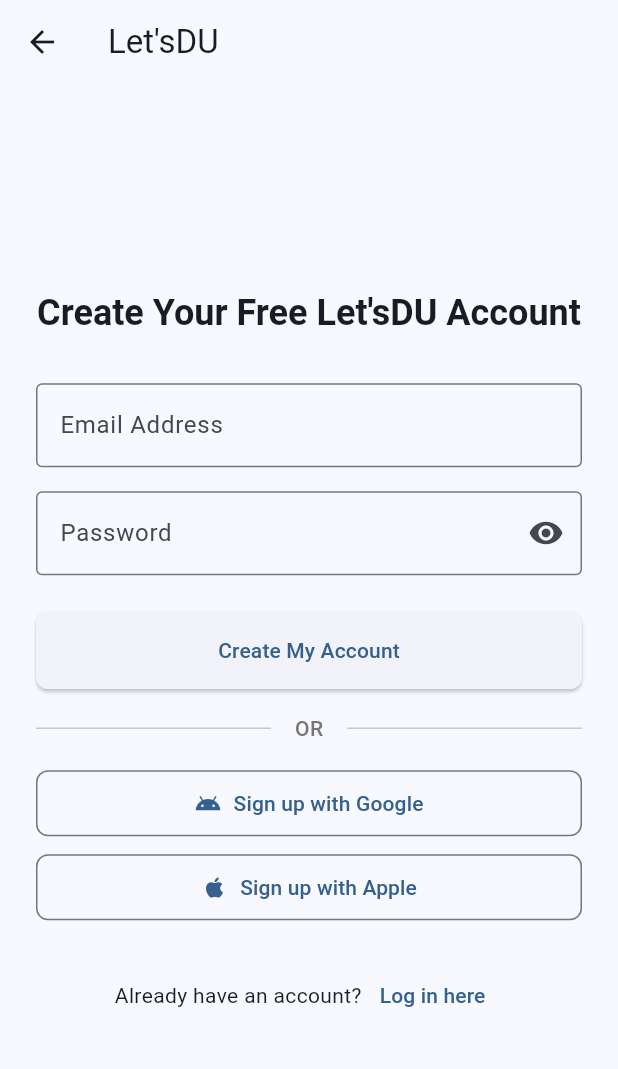
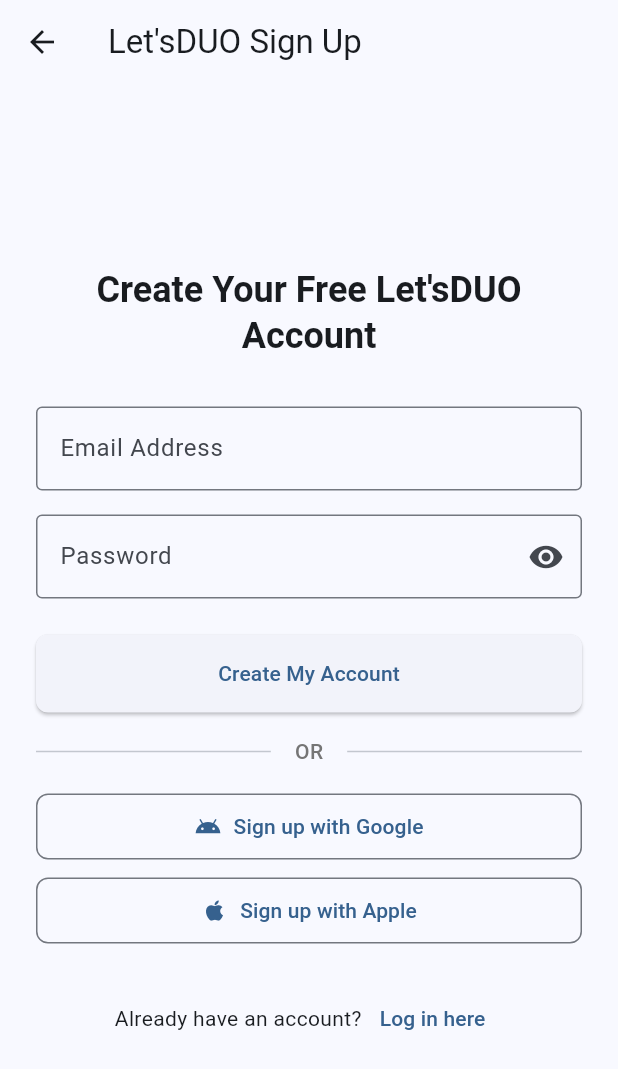
Before and after one commit to MBayezid/LetsDUO, a Flutter app: the SignUpPage screen opened by its route, on a phone screen of 412 x 824 dp. Shown: the top 1069 px of the screen. Run offline on Flutter 3.47's test engine with Material 3 defaults, Android fonts, the phone set to English and light mode, and no system bars.

Commit message:
typing mistakes fixed

```diff
--- a/lib/screens/signup_page.dart
+++ b/lib/screens/signup_page.dart
@@ -32,7 +32,7 @@
   Widget build(BuildContext context) {
     return Scaffold(
       appBar: AppBar(
-        title: const Text('Let\'sDU'),
+        title: const Text('Let\'sDUO Sign Up'),
         leading: IconButton(
           icon: const Icon(Icons.arrow_back),
           onPressed: () => Navigator.of(context).pop(),
@@ -50,7 +50,7 @@
                   crossAxisAlignment: CrossAxisAlignment.stretch,
                   children: [
                     Text(
-                      'Create Your Free Let\'sDU Account',
+                      'Create Your Free Let\'sDUO Account',
                       style: Theme.of(context).textTheme.headlineMedium,
                       textAlign: TextAlign.center,
                     ),
```
Also changed, not shown: 2 other files.
